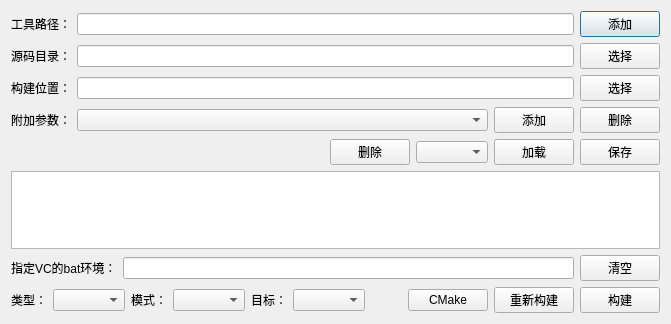
This is cmakebuilder.ui in taynpg/cmakeBuilder as Qt 5 draws it before an edit. The edited form follows.
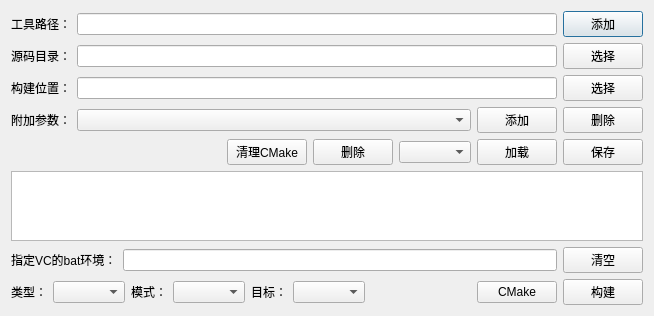
This is the edited form.

Commit message: fix：稳定解析Ninja文件。

The edit to the form file:
```diff
--- a/cmakebuilder.ui
+++ b/cmakebuilder.ui
@@ -6,8 +6,8 @@
    <rect>
     <x>0</x>
     <y>0</y>
-    <width>671</width>
-    <height>324</height>
+    <width>654</width>
+    <height>306</height>
    </rect>
   </property>
   <property name="windowTitle">
@@ -127,6 +127,13 @@
        </property>
       </spacer>
      </item>
+     <item>
+      <widget class="QPushButton" name="btnClear">
+       <property name="text">
+        <string>清理CMake</string>
+       </property>
+      </widget>
+     </item>
      <item>
       <widget class="QPushButton" name="btnDelConfig">
        <property name="text">
@@ -229,13 +236,6 @@
        </property>
       </widget>
      </item>
-     <item>
-      <widget class="QPushButton" name="btnReBuild">
-       <property name="text">
-        <string>重新构建</string>
-       </property>
-      </widget>
-     </item>
      <item>
       <widget class="QPushButton" name="btnBuild">
        <property name="text">
```
The commit also changes 2 other files.
